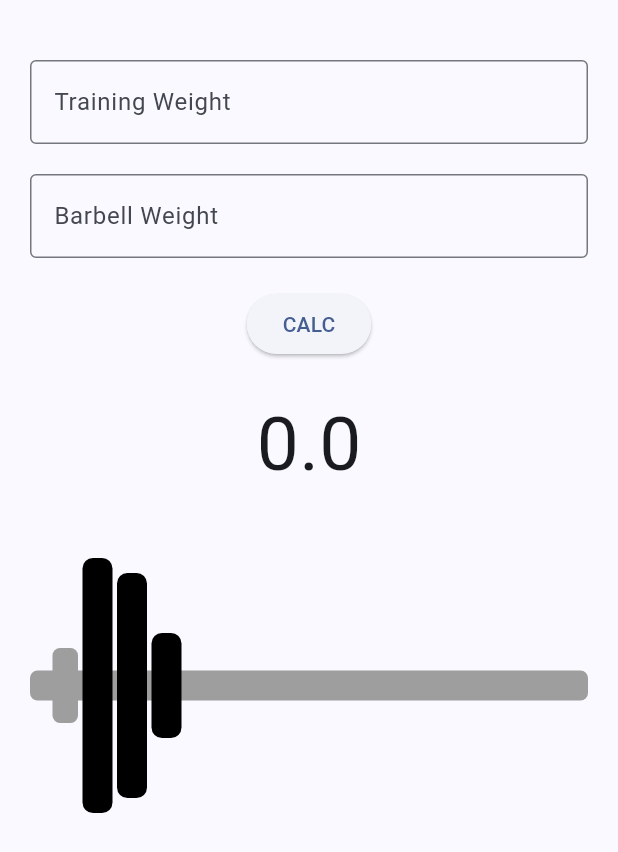
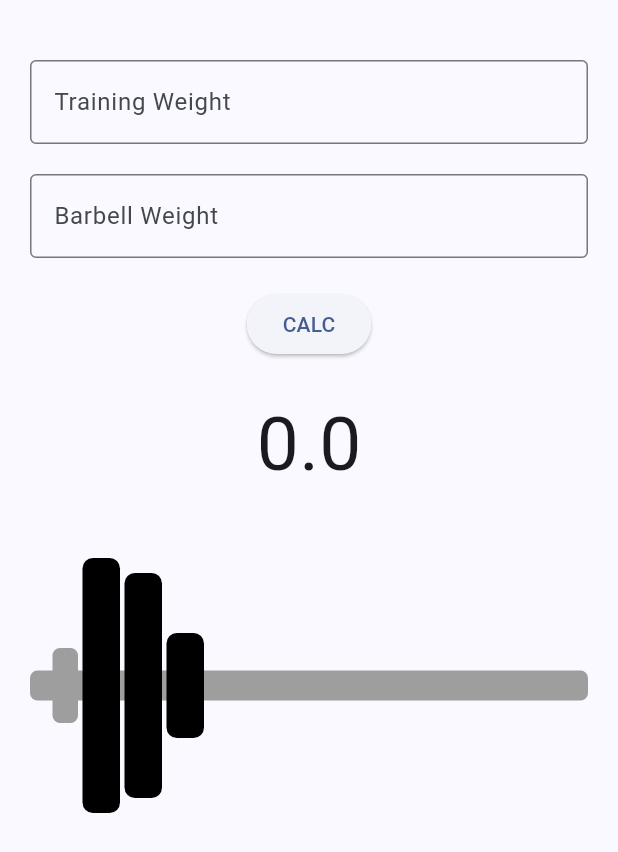
Before and after one commit to ThePi2K/BarbellCalc, a Flutter app: the screen it shows after launch, on a phone screen of 412 x 824 dp. Shown: the top 852 px of the screen. Run offline on Flutter 3.47's test engine with Material 3 defaults, Android fonts, the light colour scheme and no system bars.

Commit message:
changed plate width

```diff
--- a/barbell_calc/lib/barbell.dart
+++ b/barbell_calc/lib/barbell.dart
@@ -9,7 +9,7 @@ class PlateWidget extends StatelessWidget {
   Widget build(BuildContext context) {
     return Container(
       height: heightPlate,
-      width: 20.0,
+      width: 25.0,
       decoration: BoxDecoration(
         color: Colors.black,
         borderRadius: BorderRadius.circular(7.0),
```
